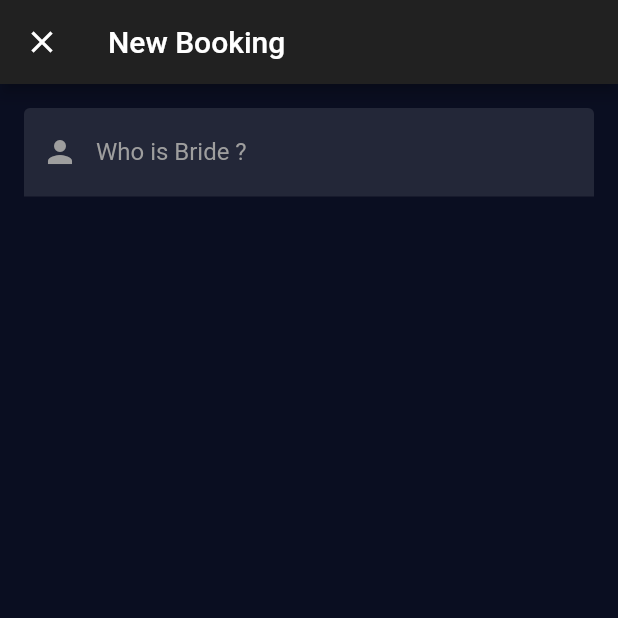
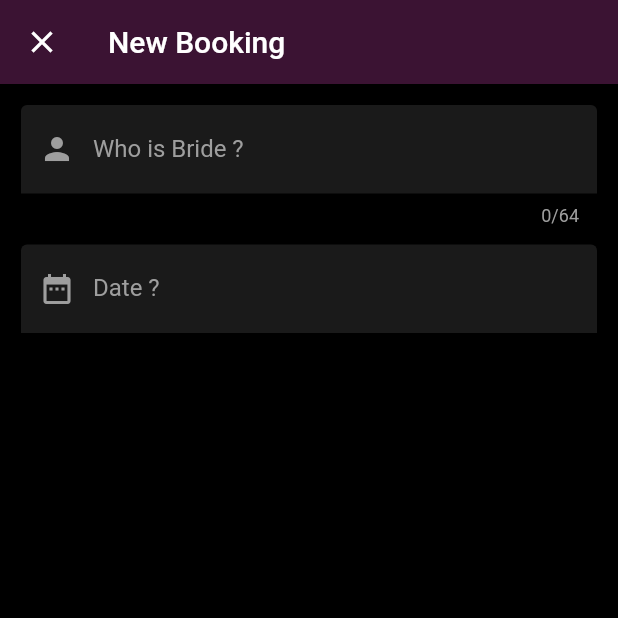
Before and after one commit to DouglasDao/BeautyBliss, a Flutter app: the screen it shows after launch, after a tap on the "add" icon, on a phone screen of 412 x 824 dp, the top half of it. Run offline on Flutter 3.47's test engine with Material 2 defaults, Android fonts, the phone set to English and light mode, and no system bars; our stand-ins replace flutter_datetime_picker.

Commit message:
New Booking UI inprogress

```diff
--- a/lib/Dashboard.dart
+++ b/lib/Dashboard.dart
@@ -18,20 +18,20 @@ class DashboardStateFul extends State<Dashboard> {
   Widget build(BuildContext context) {
 
     return Scaffold(
-
+      backgroundColor: Color(0xFF000000),
         appBar: AppBar(
           leading: IconButton(
               icon: Icon(getAppBarIcon(_tabPos), color: Colors.lightBlue), onPressed: null,
           ),
           title: Text(getAppBarTitle(_tabPos)),
-        backgroundColor: Color(0xFF212121)
+            backgroundColor: Color(0xAB581d4c)
       ),
 
       body: _isDashOrBookingDetailsView(_tabPos),
 
       floatingActionButtonLocation: FloatingActionButtonLocation.centerDocked,
       floatingActionButton: FloatingActionButton(
-          backgroundColor: Color(0xFF880E4F),
+          backgroundColor: Color(0xFF841d58),
           child: Icon(Icons.add, color: Colors.black),
           onPressed: () {
             BeautyBlissUtils(mContext: context).startWidget(NewBooking());
@@ -40,6 +40,7 @@ class DashboardStateFul extends State<Dashboard> {
       ),
 
       bottomNavigationBar: BottomAppBar(
+
         shape: CircularNotchedRectangle(),
         child: Row(
           mainAxisAlignment: MainAxisAlignment.spaceBetween,
--- a/lib/NewBooking.dart
+++ b/lib/NewBooking.dart
@@ -1,5 +1,7 @@
 import 'package:beautybliss/BeautyBlissUtils.dart';
+import 'package:flutter/cupertino.dart';
 import 'package:flutter/material.dart';
+import 'package:flutter_datetime_picker/flutter_datetime_picker.dart';
 
 class NewBooking extends StatefulWidget {
   @override
@@ -16,25 +18,19 @@ class NewBookingState extends State<NewBooking> {
   @override
   void initState() {
     super.initState();
-    _focusNode.addListener(_focusListener);
-  }
-
-  void _focusListener(){
-    if(_focusNode.hasFocus){
-
-    }
   }
 
   @override
   Widget build(BuildContext context) {
     return Scaffold(
+        backgroundColor: Color(0xFF000000),
 
         appBar: AppBar(
             leading: IconButton(
                 icon: Icon(Icons.close, color: Colors.white),
                 onPressed: () => BeautyBlissUtils(mContext: context).finish()),
             title: Text("New Booking"),
-            backgroundColor: Color(0xFF212121)),
+            backgroundColor: Color(0xAB581d4c)),
 
         body: Form(
           key: _bookingFormKey,
@@ -45,54 +41,76 @@ class NewBookingState extends State<NewBooking> {
                   highlightColor: Colors.transparent,
                   hintColor: Colors.grey,
                   primaryColor: Colors.grey,
-                accentColor: Colors.lightBlue
-              ),
+                  accentColor: Colors.lightBlue),
 
               child: Padding(
-                  padding: EdgeInsets.all(16.0),
-                  child: Column(
+                  padding: EdgeInsets.all(14.0),
+                  child: ListView(
                     children: <Widget>[
+
                       TextFormField(
-                        focusNode: _focusNode,
-                        autocorrect: false,
                           cursorColor: Colors.grey,
                           keyboardType: TextInputType.text,
                           textInputAction: TextInputAction.next,
-                        style: TextStyle(color: Colors.white, fontSize: 16),
+                          style: TextStyle(color: Colors.grey, fontSize: 16),
+                          maxLength: 64,
+                          decoration: _setInputDecoration(true, Colors.white10, 'Bride name', 'Who is Bride ?',
+                              UnderlineInputBorder(borderSide: BorderSide(
+                                  color: Colors.lightBlue)),
+                              UnderlineInputBorder(borderSide: BorderSide(
+                                  color: Colors.transparent)),
+                              Icon(Icons.person, color: Colors.grey))
+                      ),
 
+                      SizedBox(height: 12.0),
+
+                      TextFormField(
+                        cursorColor: Colors.grey,
+                        style: TextStyle(color: Colors.grey, fontSize: 16),
                         decoration: InputDecoration(
-
                             filled: true,
                             fillColor: Colors.white10,
+                            labelText: 'Date ?',
+                            enabledBorder: UnderlineInputBorder(borderSide: BorderSide(color: Colors.transparent)),
+                            prefixIcon: Icon(Icons.date_range, color: Colors.grey)
+                        ),
+                        onTap: () {
+                          debugPrint("GestureDetector onTapped=============");
+                          FocusScope.of(context).requestFocus(new FocusNode());
+                          DatePicker.showDatePicker(context);
+                        },
+                      ),
 
-                            hintText: 'Bride name',
-                            labelText: 'Who is Bride ?',
-
-                            focusedBorder: UnderlineInputBorder(
-                                borderSide: BorderSide(
-                                    color: Colors.lightBlue)),
-
-                            enabledBorder: UnderlineInputBorder(
-                                borderSide: BorderSide(
-                                    color: Colors.transparent,
-                                    style: BorderStyle.none)),
-
-                            prefixIcon: Icon(Icons.person, color: Colors.grey)
-                        ),
-                      )
                     ],
                   )
               )
+          ),
+        ));
+  }
 
-          ),
-        )
-    );
+  Widget _setTextFormFieldWidget(){
+
+  }
+
+  InputDecoration _setInputDecoration(bool filled, Color fillColor, String hintText,
+      String labelText, InputBorder focusedBorder,InputBorder enabledBorder,Widget prefixIcon) {
+
+    return InputDecoration(filled: filled, fillColor: fillColor, hintText: hintText, labelText: labelText,
+        focusedBorder: focusedBorder, enabledBorder: enabledBorder, prefixIcon: prefixIcon);
+  }
+
+  Future<void> _selectDate(BuildContext context) async {
+    final DateTime picked = await showDatePicker(
+        context: context,
+        initialDate: new DateTime(1970, 8),
+        firstDate: new DateTime(1970, 8),
+        lastDate: new DateTime(2101));
+    if (picked != null && picked != new DateTime(1970, 8)) DateTime(1970, 8);
   }
 
   @override
   void dispose() {
     super.dispose();
-    _focusNode.removeListener(_focusListener);
     _focusNode.unfocus();
   }
 
--- a/lib/Splash.dart
+++ b/lib/Splash.dart
@@ -2,8 +2,12 @@ import 'package:beautybliss/BeautyBlissUtils.dart';
 import 'package:beautybliss/Dashboard.dart';
 import 'package:flutter/material.dart';
 import 'package:flutter/rendering.dart';
+import 'package:flutter/services.dart';
 
-void main() => runApp(Splash());
+void main() {
+  SystemChrome.setPreferredOrientations([DeviceOrientation.portraitUp, DeviceOrientation.portraitDown]);
+  runApp(Splash());
+}
 
 class Splash extends StatelessWidget {
   @override
@@ -13,9 +17,10 @@ class Splash extends StatelessWidget {
         debugShowCheckedModeBanner: false,
         theme: ThemeData.dark().copyWith(
           primaryColor: Color(0xFF0A0E21),
-          scaffoldBackgroundColor: Color(0xFF0A0E21),
+          scaffoldBackgroundColor: Color(0xFF000000),
         ),
         home: Scaffold(
+          backgroundColor: Color(0xFF0A0E21),
           body: InitScreenStateFul(),
         ));
   }
--- a/pubspec.yaml
+++ b/pubspec.yaml
@@ -23,6 +23,7 @@ dependencies:
   # The following adds the Cupertino Icons font to your application.
   # Use with the CupertinoIcons class for iOS style icons.
   cupertino_icons: ^0.1.2
+  flutter_datetime_picker: ^1.3.4
 
 dev_dependencies:
   flutter_test:
```
Also changed, not shown: pubspec.lock. Lines whose indentation alone changed are shown as unchanged.
